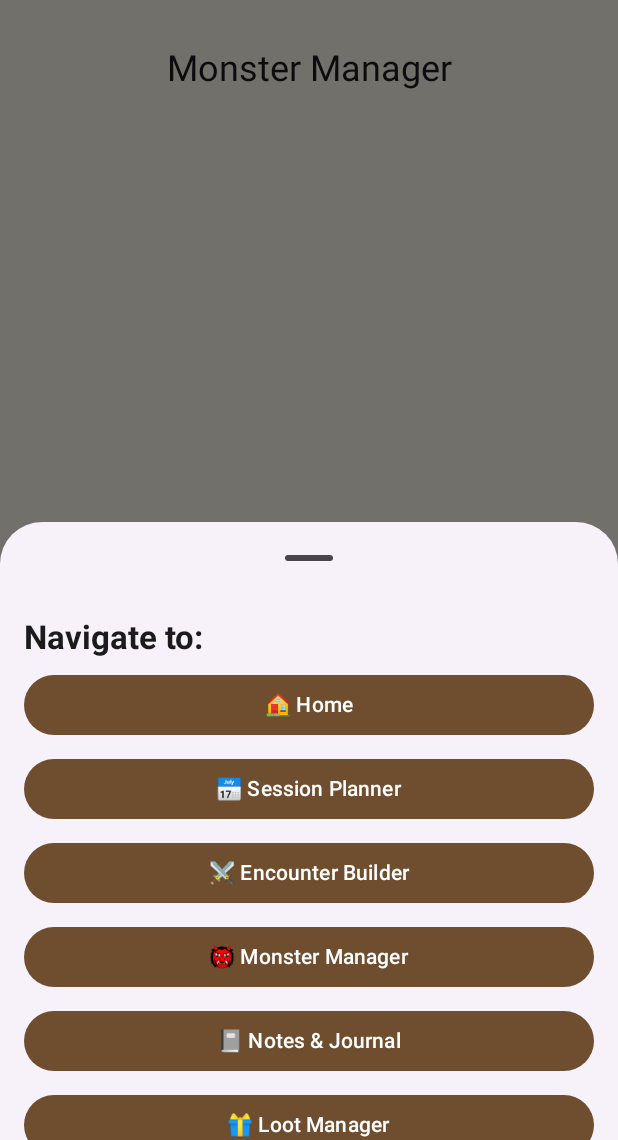
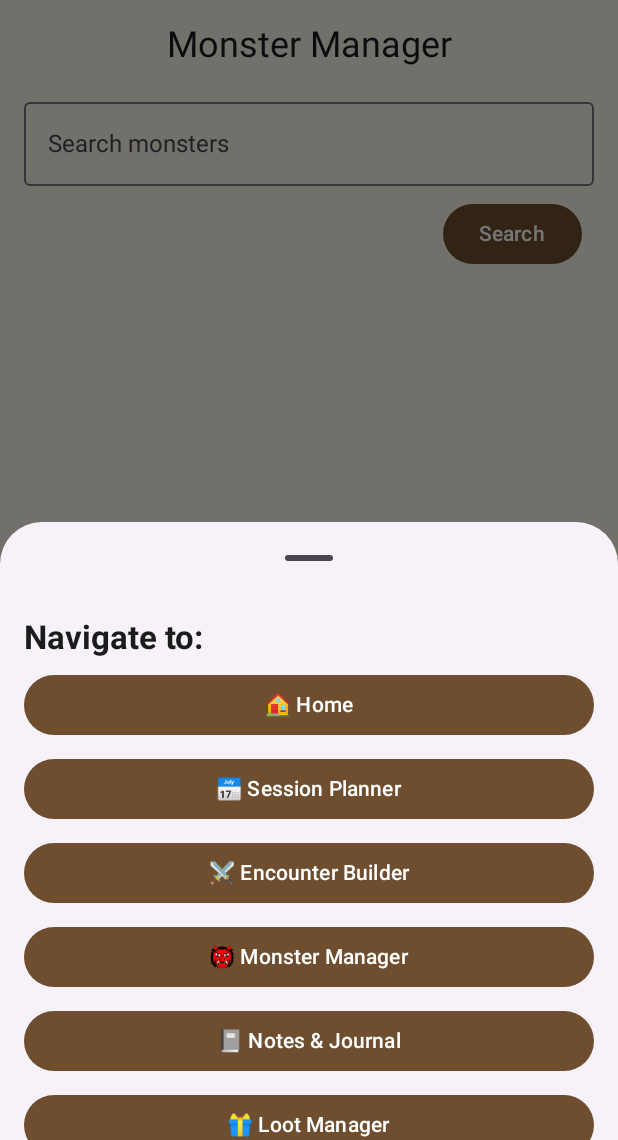
Before and after one commit to supertclank/Campaign-Master, an Android app built with Jetpack Compose: the MonsterManagerScreen screen opened through its navigation route, after a tap on "Menu", on a phone screen of 412 x 824 dp, the part 96-1236 px from its top. Run offline under Robolectric (Android 15) with nearby library versions, the phone set to English and light mode, and no system bars.

Commit message:
added search function for finding monsters in the open5E api

```diff
--- a/app/build.gradle.kts
+++ b/app/build.gradle.kts
@@ -74,4 +74,5 @@ dependencies {
     // firebase dependencies
     implementation(platform(libs.firebase.bom))
     implementation(libs.firebase.analytics)
+    implementation(libs.firebase.firestore.ktx)
 }
--- /dev/null
+++ b/app/src/main/java/com/example/campaign_master/data/remote/MonsterRepository.kt
@@ -0,0 +1,4 @@
+package com.example.campaign_master.data.remote
+
+object MonsterRepository {
+}
--- a/app/src/main/java/com/example/campaign_master/features/monster_manager/MonsterManagerScreen.kt
+++ b/app/src/main/java/com/example/campaign_master/features/monster_manager/MonsterManagerScreen.kt
@@ -1,34 +1,89 @@
 package com.example.campaign_master.features.monster_manager
 
-import androidx.compose.foundation.layout.Box
 import androidx.compose.foundation.layout.Column
 import androidx.compose.foundation.layout.fillMaxSize
 import androidx.compose.foundation.layout.fillMaxWidth
 import androidx.compose.foundation.layout.padding
+import androidx.compose.foundation.lazy.LazyColumn
+import androidx.compose.foundation.lazy.items
+import androidx.compose.material3.Button
+import androidx.compose.material3.Card
+import androidx.compose.material3.CircularProgressIndicator
+import androidx.compose.material3.MaterialTheme
+import androidx.compose.material3.OutlinedTextField
 import androidx.compose.material3.Text
 import androidx.compose.runtime.Composable
+import androidx.compose.runtime.getValue
+import androidx.compose.runtime.mutableStateOf
+import androidx.compose.runtime.remember
+import androidx.compose.runtime.setValue
 import androidx.compose.ui.Alignment
 import androidx.compose.ui.Modifier
 import androidx.compose.ui.unit.dp
 import androidx.compose.ui.unit.sp
+import androidx.lifecycle.viewmodel.compose.viewModel
 
 @Composable
-fun MonsterManagerScreen() {
-    Box(
+fun MonsterManagerScreen(viewModel: MonsterManagerViewModel = viewModel()) {
+    val monsters by viewModel.monsters
+    val isLoading by viewModel.isLoading
+    var searchQuery by remember { mutableStateOf("") }
+
+    Column(
         modifier = Modifier
             .fillMaxSize()
-            .padding(top = 32.dp)
+            .padding(16.dp),
+        horizontalAlignment = Alignment.CenterHorizontally
     ) {
+        // Title
+        Text(
+            text = "Monster Manager",
+            fontSize = 24.sp
+        )
 
-        Column(
-            modifier = Modifier.fillMaxWidth(),
-            horizontalAlignment = Alignment.CenterHorizontally
+        // Search Field
+        OutlinedTextField(
+            value = searchQuery,
+            onValueChange = { searchQuery = it },
+            label = { Text("Search monsters") },
+            modifier = Modifier
+                .fillMaxWidth()
+                .padding(top = 16.dp)
         )
-        {
-            Text(
-                text = "Monster Manager",
-                fontSize = 24.sp
-            )
+
+        // Search Button
+        Button(
+            onClick = { viewModel.searchMonsters(searchQuery) },
+            modifier = Modifier
+                .align(Alignment.End)
+                .padding(top = 8.dp, end = 8.dp)
+        ) {
+            Text("Search")
+        }
+
+        // Loading Spinner
+        if (isLoading) {
+            CircularProgressIndicator(modifier = Modifier.padding(top = 16.dp))
+        } else {
+            LazyColumn(
+                modifier = Modifier
+                    .fillMaxWidth()
+                    .padding(top = 16.dp)
+            ) {
+                items(monsters) { monster ->
+                    Card(
+                        modifier = Modifier
+                            .padding(vertical = 4.dp)
+                            .fillMaxWidth()
+                    ) {
+                        Column(modifier = Modifier.padding(16.dp)) {
+                            Text(monster.name, style = MaterialTheme.typography.titleMedium)
+                            Text("CR: ${monster.challenge_rating}")
+                            Text("HP: ${monster.hit_points}, AC: ${monster.armor_class}")
+                        }
+                    }
+                }
+            }
         }
     }
 }
--- /dev/null
+++ b/app/src/main/java/com/example/campaign_master/features/monster_manager/MonsterManagerViewModel.kt
@@ -0,0 +1,35 @@
+package com.example.campaign_master.features.monster_manager
+
+import androidx.compose.runtime.mutableStateOf
+import androidx.compose.runtime.State
+import androidx.lifecycle.ViewModel
+import androidx.lifecycle.viewModelScope
+import com.example.campaign_master.data.remote.Open5eApi
+import com.example.campaign_master.data.remote.models.Monster
+import kotlinx.coroutines.launch
+
+class MonsterManagerViewModel : ViewModel() {
+
+    // State holder for the monster list
+    private val _monsters = mutableStateOf<List<Monster>>(emptyList())
+    val monsters: State<List<Monster>> = _monsters
+
+    // State holder for loading
+    val isLoading = mutableStateOf(false)
+
+    // API call
+    fun searchMonsters(query: String) {
+        viewModelScope.launch {
+            try {
+                isLoading.value = true
+                val response = Open5eApi.service.getMonsters(query)
+                _monsters.value = response.results
+            } catch (e: Exception) {
+                // Log or show an error
+                _monsters.value = emptyList()
+            } finally {
+                isLoading.value = false
+            }
+        }
+    }
+}
--- a/gradle/libs.versions.toml
+++ b/gradle/libs.versions.toml
@@ -3,6 +3,7 @@ activityCompose = "1.10.1"
 agp = "8.11.0"
 coreKtxVersion = "1.16.0"
 firebaseBom = "33.15.0"
+firebaseFirestoreKtx = "25.1.4"
 kotlin = "2.2.0"
 coreKtx = "1.16.0"
 junit = "4.13.2"
@@ -40,6 +41,7 @@ androidx-ui-tooling = { module = "androidx.compose.ui:ui-tooling", version.ref =
 androidx-ui-tooling-preview = { module = "androidx.compose.ui:ui-tooling-preview", version.ref = "uiToolingPreview" }
 firebase-analytics = { module = "com.google.firebase:firebase-analytics", version = "22.4.0" }
 firebase-bom = { module = "com.google.firebase:firebase-bom", version.ref = "firebaseBom" }
+firebase-firestore-ktx = { module = "com.google.firebase:firebase-firestore-ktx", version.ref = "firebaseFirestoreKtx" }
 junit = { group = "junit", name = "junit", version.ref = "junit" }
 androidx-junit = { group = "androidx.test.ext", name = "junit", version.ref = "junitVersion" }
 androidx-espresso-core = { group = "androidx.test.espresso", name = "espresso-core", version.ref = "espressoCore" }
```
Also changed, not shown: app/src/main/java/com/example/campaign_master/features/monster_manager/SelectedMonster.kt (added, +10 -0 lines).
